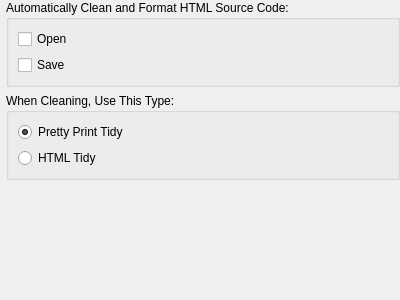
First picture: the form in src/Sigil/Form_Files/PCleanSourceWidget.ui, repository Sigil-Ebook/Sigil, before the edit.
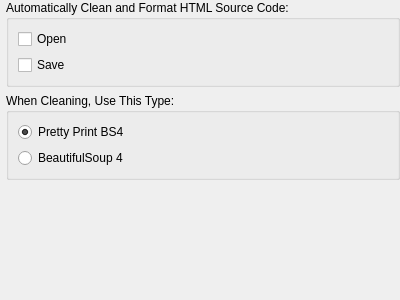
Second picture: the form after the edit.

Commit message: Replace Tidy with BeautifulSoup4 via Embedded Python 3.4

Patch:
```diff
--- a/src/Sigil/Form_Files/PCleanSourceWidget.ui
+++ b/src/Sigil/Form_Files/PCleanSourceWidget.ui
@@ -77,7 +77,7 @@
          <string>Perform formatting and cleaning of your code to make it valid XHTML.</string>
         </property>
         <property name="text">
-         <string>Pretty Print Tidy</string>
+         <string>Pretty Print BS4</string>
         </property>
         <property name="checked">
          <bool>true</bool>
@@ -91,7 +91,7 @@
 This may change your formatting to use inline style sections.</string>
         </property>
         <property name="text">
-         <string>HTML Tidy</string>
+         <string>BeautifulSoup 4</string>
         </property>
         <property name="checked">
          <bool>false</bool>
```
Left out of the diff: 4 changed lines with no effect on the pictures. The commit also changes 5 other files.
